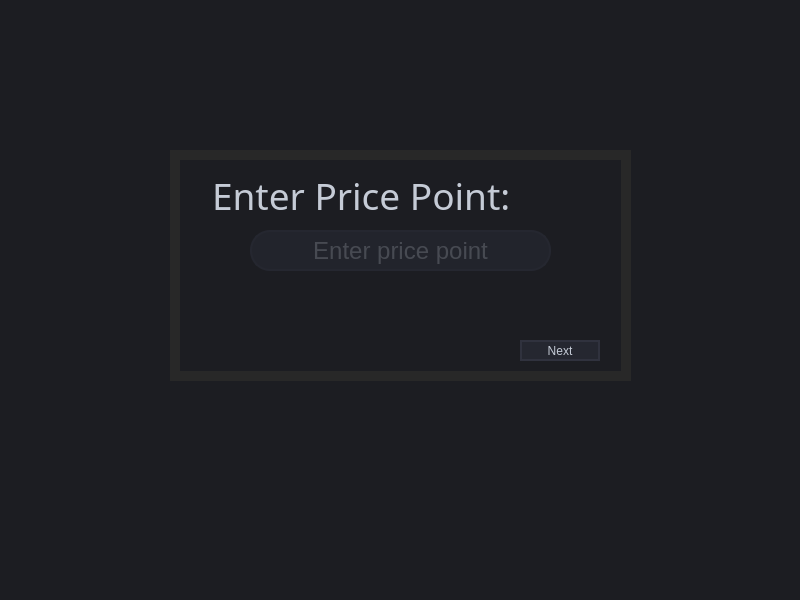
Old version of the form Project3Final/enterpricepoint.ui in the repository loragonzaleze/COP3530Project3.
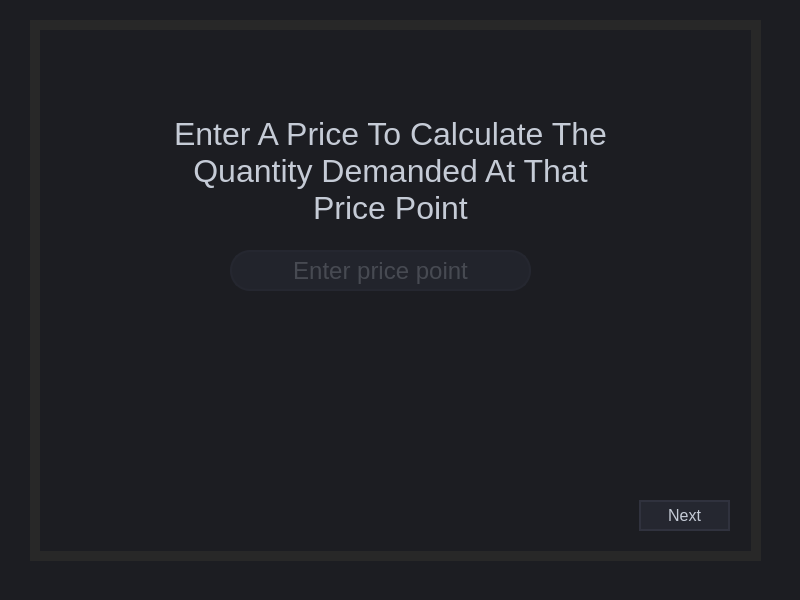
New version of the form.

```diff
--- a/Project3Final/enterpricepoint.ui
+++ b/Project3Final/enterpricepoint.ui
@@ -16,14 +16,23 @@
   <property name="styleSheet">
    <string notr="true">background-color: rgb(28,29,34);</string>
   </property>
+  <property name="documentMode">
+   <bool>false</bool>
+  </property>
+  <property name="tabShape">
+   <enum>QTabWidget::Rounded</enum>
+  </property>
+  <property name="unifiedTitleAndToolBarOnMac">
+   <bool>false</bool>
+  </property>
   <widget class="QWidget" name="centralwidget">
    <widget class="QFrame" name="frame">
     <property name="geometry">
      <rect>
-      <x>170</x>
-      <y>150</y>
-      <width>461</width>
-      <height>231</height>
+      <x>30</x>
+      <y>20</y>
+      <width>731</width>
+      <height>541</height>
      </rect>
     </property>
     <property name="styleSheet">
@@ -39,8 +48,8 @@
     <widget class="QLineEdit" name="lineEdit_2">
      <property name="geometry">
       <rect>
-       <x>80</x>
-       <y>80</y>
+       <x>200</x>
+       <y>230</y>
        <width>301</width>
        <height>41</height>
       </rect>
@@ -305,254 +314,20 @@
       <bool>true</bool>
      </property>
     </widget>
-    <widget class="QLineEdit" name="lineEdit">
-     <property name="geometry">
-      <rect>
-       <x>40</x>
-       <y>10</y>
-       <width>411</width>
-       <height>71</height>
-      </rect>
-     </property>
-     <property name="palette">
-      <palette>
-       <active>
-        <colorrole role="WindowText">
-         <brush brushstyle="SolidPattern">
-          <color alpha="255">
-           <red>197</red>
-           <green>203</green>
-           <blue>214</blue>
-          </color>
-         </brush>
-        </colorrole>
-        <colorrole role="Button">
-         <brush brushstyle="SolidPattern">
-          <color alpha="0">
-           <red>0</red>
-           <green>0</green>
-           <blue>0</blue>
-          </color>
-         </brush>
-        </colorrole>
-        <colorrole role="Text">
-         <brush brushstyle="SolidPattern">
-          <color alpha="255">
-           <red>197</red>
-           <green>203</green>
-           <blue>214</blue>
-          </color>
-         </brush>
-        </colorrole>
-        <colorrole role="ButtonText">
-         <brush brushstyle="SolidPattern">
-          <color alpha="255">
-           <red>197</red>
-           <green>203</green>
-           <blue>214</blue>
-          </color>
-         </brush>
-        </colorrole>
-        <colorrole role="Base">
-         <brush brushstyle="SolidPattern">
-          <color alpha="0">
-           <red>0</red>
-           <green>0</green>
-           <blue>0</blue>
-          </color>
-         </brush>
-        </colorrole>
-        <colorrole role="Window">
-         <brush brushstyle="SolidPattern">
-          <color alpha="0">
-           <red>0</red>
-           <green>0</green>
-           <blue>0</blue>
-          </color>
-         </brush>
-        </colorrole>
-        <colorrole role="PlaceholderText">
-         <brush brushstyle="NoBrush">
-          <color alpha="128">
-           <red>197</red>
-           <green>203</green>
-           <blue>214</blue>
-          </color>
-         </brush>
-        </colorrole>
-       </active>
-       <inactive>
-        <colorrole role="WindowText">
-         <brush brushstyle="SolidPattern">
-          <color alpha="255">
-           <red>197</red>
-           <green>203</green>
-           <blue>214</blue>
-          </color>
-         </brush>
-        </colorrole>
-        <colorrole role="Button">
-         <brush brushstyle="SolidPattern">
-          <color alpha="0">
-           <red>0</red>
-           <green>0</green>
-           <blue>0</blue>
-          </color>
-         </brush>
-        </colorrole>
-        <colorrole role="Text">
-         <brush brushstyle="SolidPattern">
-          <color alpha="255">
-           <red>197</red>
-           <green>203</green>
-           <blue>214</blue>
-          </color>
-         </brush>
-        </colorrole>
-        <colorrole role="ButtonText">
-         <brush brushstyle="SolidPattern">
-          <color alpha="255">
-           <red>197</red>
-           <green>203</green>
-           <blue>214</blue>
-          </color>
-         </brush>
-        </colorrole>
-        <colorrole role="Base">
-         <brush brushstyle="SolidPattern">
-          <color alpha="0">
-           <red>0</red>
-           <green>0</green>
-           <blue>0</blue>
-          </color>
-         </brush>
-        </colorrole>
-        <colorrole role="Window">
-         <brush brushstyle="SolidPattern">
-          <color alpha="0">
-           <red>0</red>
-           <green>0</green>
-           <blue>0</blue>
-          </color>
-         </brush>
-        </colorrole>
-        <colorrole role="PlaceholderText">
-         <brush brushstyle="NoBrush">
-          <color alpha="128">
-           <red>197</red>
-           <green>203</green>
-           <blue>214</blue>
-          </color>
-         </brush>
-        </colorrole>
-       </inactive>
-       <disabled>
-        <colorrole role="WindowText">
-         <brush brushstyle="SolidPattern">
-          <color alpha="255">
-           <red>197</red>
-           <green>203</green>
-           <blue>214</blue>
-          </color>
-         </brush>
-        </colorrole>
-        <colorrole role="Button">
-         <brush brushstyle="SolidPattern">
-          <color alpha="0">
-           <red>0</red>
-           <green>0</green>
-           <blue>0</blue>
-          </color>
-         </brush>
-        </colorrole>
-        <colorrole role="Text">
-         <brush brushstyle="SolidPattern">
-          <color alpha="255">
-           <red>197</red>
-           <green>203</green>
-           <blue>214</blue>
-          </color>
-         </brush>
-        </colorrole>
-        <colorrole role="ButtonText">
-         <brush brushstyle="SolidPattern">
-          <color alpha="255">
-           <red>197</red>
-           <green>203</green>
-           <blue>214</blue>
-          </color>
-         </brush>
-        </colorrole>
-        <colorrole role="Base">
-         <brush brushstyle="SolidPattern">
-          <color alpha="0">
-           <red>0</red>
-           <green>0</green>
-           <blue>0</blue>
-          </color>
-         </brush>
-        </colorrole>
-        <colorrole role="Window">
-         <brush brushstyle="SolidPattern">
-          <color alpha="0">
-           <red>0</red>
-           <green>0</green>
-           <blue>0</blue>
-          </color>
-         </brush>
-        </colorrole>
-        <colorrole role="PlaceholderText">
-         <brush brushstyle="NoBrush">
-          <color alpha="128">
-           <red>197</red>
-           <green>203</green>
-           <blue>214</blue>
-          </color>
-         </brush>
-        </colorrole>
-       </disabled>
-      </palette>
-     </property>
-     <property name="font">
-      <font>
-       <family>BankGothic Md BT</family>
-       <pointsize>28</pointsize>
-      </font>
-     </property>
-     <property name="focusPolicy">
-      <enum>Qt::NoFocus</enum>
-     </property>
-     <property name="autoFillBackground">
-      <bool>false</bool>
-     </property>
-     <property name="styleSheet">
-      <string notr="true">color: #c5cbd6;
-background: transparent;
-border: transparent;
-</string>
-     </property>
-     <property name="text">
-      <string>Enter Price Point:</string>
-     </property>
-     <property name="frame">
-      <bool>false</bool>
-     </property>
-     <property name="readOnly">
-      <bool>true</bool>
-     </property>
-     <property name="clearButtonEnabled">
-      <bool>false</bool>
-     </property>
-    </widget>
     <widget class="QPushButton" name="pushButton">
      <property name="geometry">
       <rect>
-       <x>350</x>
-       <y>190</y>
-       <width>80</width>
-       <height>21</height>
+       <x>609</x>
+       <y>480</y>
+       <width>91</width>
+       <height>31</height>
       </rect>
      </property>
+     <property name="font">
+      <font>
+       <pointsize>12</pointsize>
+      </font>
+     </property>
      <property name="styleSheet">
       <string notr="true">QPushButton{background-color: rgb(37, 39, 48);
 border-radius: 20px;
@@ -571,6 +346,37 @@
       <string>Next</string>
      </property>
     </widget>
+    <widget class="QLabel" name="label">
+     <property name="geometry">
+      <rect>
+       <x>130</x>
+       <y>60</y>
+       <width>461</width>
+       <height>181</height>
+      </rect>
+     </property>
+     <property name="font">
+      <font>
+       <family>Segoe UI Historic</family>
+       <pointsize>24</pointsize>
+      </font>
+     </property>
+     <property name="styleSheet">
+      <string notr="true">color: #c5cbd6;
+background: transparent;
+border: transparent;
+</string>
+     </property>
+     <property name="text">
+      <string>Enter A Price To Calculate The Quantity Demanded At That Price Point</string>
+     </property>
+     <property name="alignment">
+      <set>Qt::AlignCenter</set>
+     </property>
+     <property name="wordWrap">
+      <bool>true</bool>
+     </property>
+    </widget>
    </widget>
   </widget>
  </widget>
```
